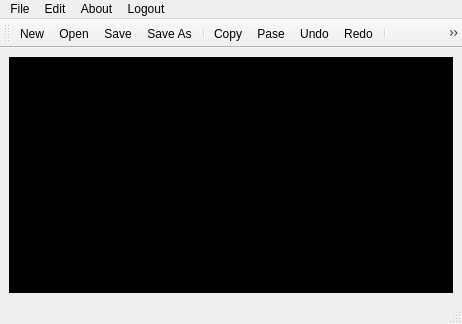
First picture: the form in mainwindow.ui, repository stepin104734/NOTEPAD, before the edit.
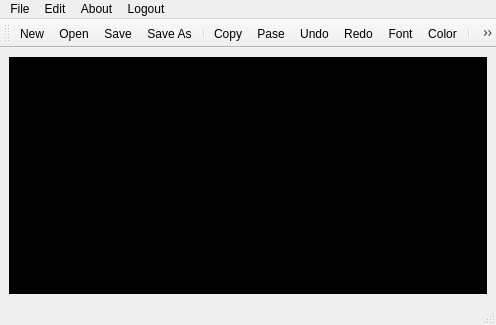
Second picture: the form after the edit. Icons and pictures are not drawn.

Commit message: added color font options to text edit

The edit to the form file:
```diff
--- a/mainwindow.ui
+++ b/mainwindow.ui
@@ -6,8 +6,8 @@
    <rect>
     <x>0</x>
     <y>0</y>
-    <width>462</width>
-    <height>324</height>
+    <width>496</width>
+    <height>325</height>
    </rect>
   </property>
   <property name="windowTitle">
@@ -35,7 +35,7 @@
     <rect>
      <x>0</x>
      <y>0</y>
-     <width>462</width>
+     <width>496</width>
      <height>22</height>
     </rect>
    </property>
@@ -98,6 +98,8 @@
    <addaction name="actionPase"/>
    <addaction name="actionUndo"/>
    <addaction name="actionRedo"/>
+   <addaction name="actionFont"/>
+   <addaction name="actionColor"/>
    <addaction name="separator"/>
    <addaction name="actionAbout_Notepad"/>
    <addaction name="separator"/>
@@ -203,6 +205,24 @@
     <string>Logout</string>
    </property>
   </action>
+  <action name="actionFont">
+   <property name="icon">
+    <iconset resource="Resource.qrc">
+     <normaloff>:/Icon's/Resource/icons/fonts.png</normaloff>:/Icon's/Resource/icons/fonts.png</iconset>
+   </property>
+   <property name="text">
+    <string>Font</string>
+   </property>
+  </action>
+  <action name="actionColor">
+   <property name="icon">
+    <iconset resource="Resource.qrc">
+     <normaloff>:/Icon's/Resource/icons/color.png</normaloff>:/Icon's/Resource/icons/color.png</iconset>
+   </property>
+   <property name="text">
+    <string>Color</string>
+   </property>
+  </action>
  </widget>
  <resources>
   <include location="Resource.qrc"/>
```
Left out of the diff: 4 changed lines with no effect on the pictures. The commit also changes 6 other files.
